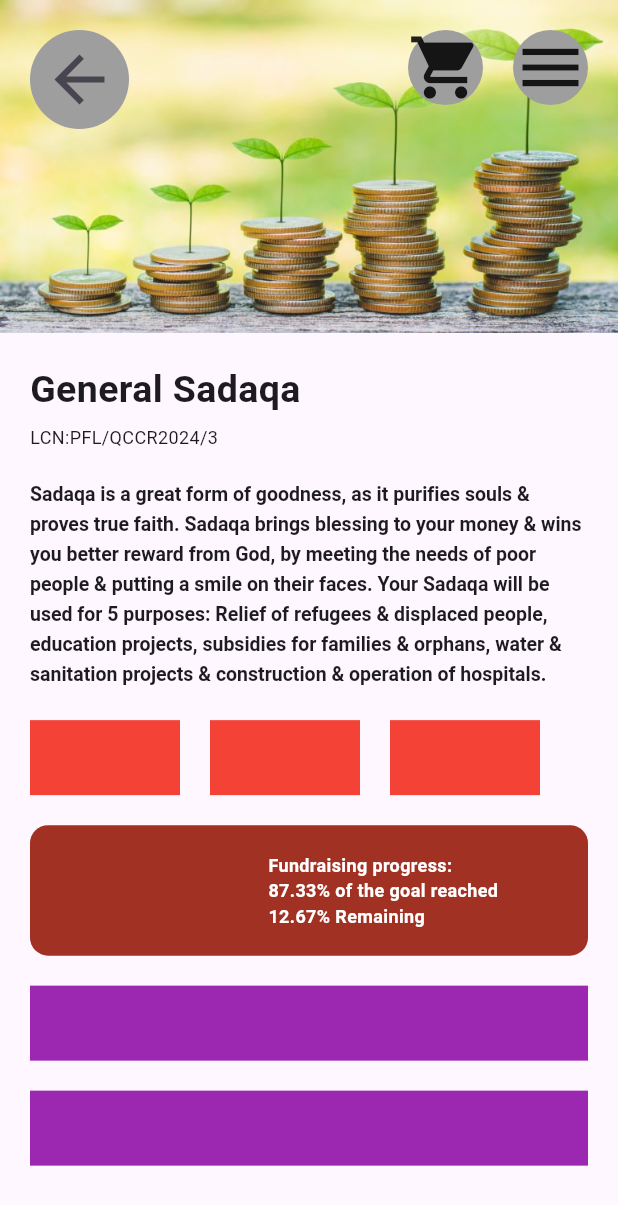
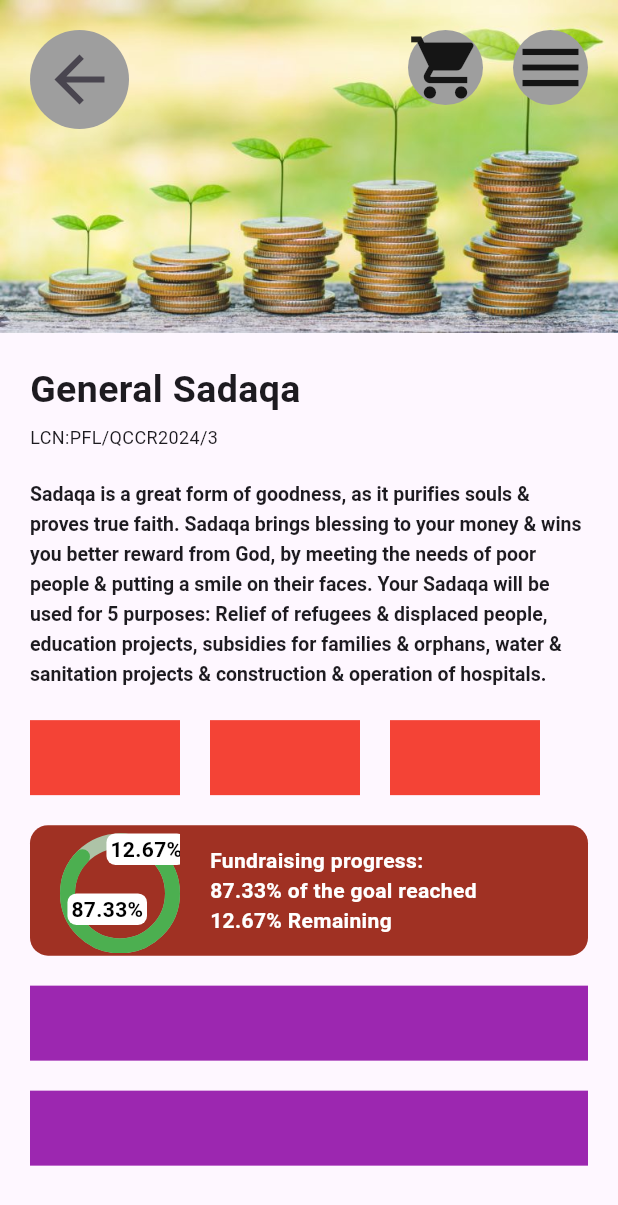
Before and after one commit to VisionForAll-QRCS/QRCS-flutter-app, a Flutter app: the screen it shows after launch, on a phone screen of 412 x 824 dp. Shown: the top 1205 px of the screen. Run offline on Flutter 3.47's test engine with Material 3 defaults, Android fonts, the phone set to English and light mode, and no system bars; drawn by our look-alikes of percent_indicator; Roboto replaces fonts that are missing (InriaSans).

Commit message:
all is there, semantics added

```diff
--- a/lib/main.dart
+++ b/lib/main.dart
@@ -1,5 +1,5 @@
 import 'package:flutter/material.dart';
-import 'package:accessibility_tools/accessibility_tools.dart';
+import 'package:percent_indicator/circular_percent_indicator.dart';
 
 void main() {
   runApp(MyApp());
@@ -9,7 +9,6 @@
   @override
   Widget build(BuildContext context) {
     return MaterialApp(
-      // builder: (context, child) => AccessibilityTools(child: child),
       home: MyHomePage(),
     );
   }
@@ -33,7 +32,9 @@
                   child: Column(
                     crossAxisAlignment: CrossAxisAlignment.start, // Align text to the left
                     children: [
-                      Text(
+                      Semantics(
+                        label: 'General Sadaqa',
+                        child: Text(
                           'General Sadaqa',
                           style: TextStyle(
                             fontSize: 25,
@@ -41,13 +42,18 @@
                             fontFamily: 'InriaSans', // Ensure this font is added in pubspec.yaml
                           ),
                         ),
+                      ),
                       SizedBox(height: 5), // Add some space between the title and the LCN
-                      Text(
+                      Semantics(
+                        label:
+                            'LCN:PFL/QCCR2024/3. Sadaqa is a great form of goodness, as it purifies souls and proves true faith. Sadaqa brings blessing to your money and wins you better reward from God, by meeting the needs of poor people and putting a smile on their faces. Your Sadaqa will be used for 5 purposes: Relief of refugees and displaced people, education projects, subsidies for families and orphans, water and sanitation projects, and construction and operation of hospitals.',
+                        child: Text(
                           'LCN:PFL/QCCR2024/3',
                           style: TextStyle(
                             fontSize: 12,
                             fontWeight: FontWeight.normal,
                             fontFamily: 'InriaSans', // Ensure this font is added in pubspec.yaml
+                          ),
                         ),
                       ),
                       SizedBox(height: 20), // Add some space between the LCN and the paragraph
@@ -60,7 +66,7 @@
                           height: 1.5, // Line height (19.5 / 13 = ~1.5)
                           letterSpacing: 0.0015, // Letter spacing (0.15%)
                         ),
-                        textAlign: TextAlign.left, // Align text to the right
+                        textAlign: TextAlign.left, // Align text to the left
                       ),
                     ],
                   ),
@@ -92,7 +98,15 @@
                   ),
                 ),
                 SizedBox(height: 20), // Add some space between the rows
-                Padding(
+                Semantics(
+                  label:
+                      'Fundraising progress is 87.33% of the goal reached and 12.67% remaining',
+                  button: true,
+                  child: GestureDetector(
+                    onTap: () {
+                      // Add your button functionality here
+                    },
+                    child: Padding(
                       padding: const EdgeInsets.symmetric(horizontal: 20.0), // Align container with text
                       child: Container(
                         width: double.infinity, // Make it take the full width of the parent
@@ -103,14 +117,65 @@
                         ),
                         child: Row(
                           children: [
-                        Expanded(
-                          flex: 2, // Left half (slightly smaller space)
-                          child: SizedBox(),
+                            // Donut chart with updated layout
+                            Padding(
+                              padding: const EdgeInsets.only(left: 20.0, right: 0.0, top: 4.0, bottom: 0.0),
+                              child: Stack(
+                                alignment: Alignment.center,
+                                children: [
+                                  CircularPercentIndicator(
+                                    radius: 40.0, // Adjust the size of the donut chart
+                                    lineWidth: 10.0,
+                                    percent: 0.8733, // 87.33% of the goal reached
+                                    center: SizedBox(), // Leave the center empty
+                                    progressColor: Colors.green,
+                                    backgroundColor: const Color.fromARGB(255, 173, 195, 167),
+                                    circularStrokeCap: CircularStrokeCap.round,
+                                  ),
+                                  Positioned(
+                                    top: 0, // Position the text on top of the grey area
+                                    right: -4,
+                                    child: Container(
+                                      padding: EdgeInsets.symmetric(horizontal: 2.5, vertical: 0.5),
+                                      decoration: BoxDecoration(
+                                        color: Colors.white,
+                                        borderRadius: BorderRadius.circular(6),
+                                      ),
+                                      child: Text(
+                                        "12.67%",
+                                        style: TextStyle(
+                                          fontWeight: FontWeight.bold,
+                                          fontSize: 14.0,
+                                          color: const Color.fromARGB(255, 0, 0, 0),
+                                        ),
+                                      ),
+                                    ),
+                                  ),
+                                  Positioned(
+                                    top: 40, // Position the text to the right of the chart
+                                    right: 22,
+                                    child: Container(
+                                      padding: EdgeInsets.symmetric(horizontal: 2.5, vertical: 0.5),
+                                      decoration: BoxDecoration(
+                                        color: Colors.white,
+                                        borderRadius: BorderRadius.circular(6),
+                                      ),
+                                      child: Text(
+                                        "87.33%",
+                                        style: TextStyle(
+                                          fontWeight: FontWeight.bold,
+                                          fontSize: 14.0,
+                                          color: const Color.fromARGB(255, 0, 0, 0),
+                                        ),
+                                      ),
+                                    ),
+                                  ),
+                                ],
+                              ),
                             ),
                             Expanded(
-                          flex: 3, // Right half (slightly larger space)
                               child: Padding(
-                            padding: const EdgeInsets.only(left: 10.0, right: 20.0, top: 8.0, bottom: 8.0),
+                                padding: const EdgeInsets.only(left: 20.0, right: 20.0, top: 8.0, bottom: 8.0),
                                 child: Text.rich(
                                   TextSpan(
                                     children: [
@@ -118,7 +183,8 @@
                                         text: "Fundraising progress:\n", // First line
                                         style: TextStyle(
                                           color: Colors.white,
-                                      fontSize: 12,
+                                          fontSize: 14,
+                                          fontFamily: 'InriaSans',
                                           fontWeight: FontWeight.bold,
                                         ),
                                       ),
@@ -126,7 +192,8 @@
                                         text: "87.33% of the goal reached\n", // Second line
                                         style: TextStyle(
                                           color: Colors.white,
-                                      fontSize: 12,
+                                          fontSize: 14,
+                                          fontFamily: 'InriaSans',
                                           fontWeight: FontWeight.bold,
                                         ),
                                       ),
@@ -134,7 +201,7 @@
                                         text: "12.67% Remaining", // Third line
                                         style: TextStyle(
                                           color: Colors.white,
-                                      fontSize: 12,
+                                          fontSize: 14,
                                           fontWeight: FontWeight.bold,
                                         ),
                                       ),
@@ -147,6 +214,8 @@
                               ),
                             ),
                           ],
+                        ),
+                      ),
                     ),
                   ),
                 ),
@@ -209,7 +278,6 @@
               child: IconButton(
                 icon: Icon(Icons.arrow_back, size: 50),
                 onPressed: () {
-                  // Add your back button functionality here
                   Navigator.pop(context);
                 },
               ),
--- a/pubspec.yaml
+++ b/pubspec.yaml
@@ -35,6 +35,7 @@ dependencies:
   # Use with the CupertinoIcons class for iOS style icons.
   cupertino_icons: ^1.0.8
   accessibility_tools: ^2.3.0
+  percent_indicator: ^4.0.0
 
 dev_dependencies:
   flutter_test:
```
Also changed, not shown: pubspec.lock. Lines whose indentation alone changed are shown as unchanged.
